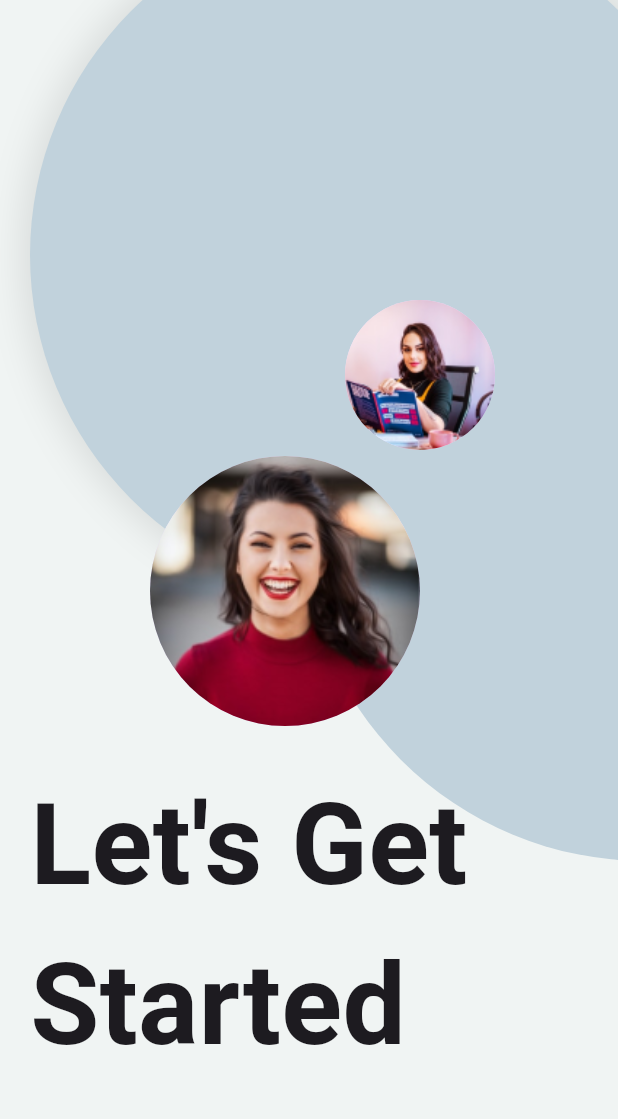
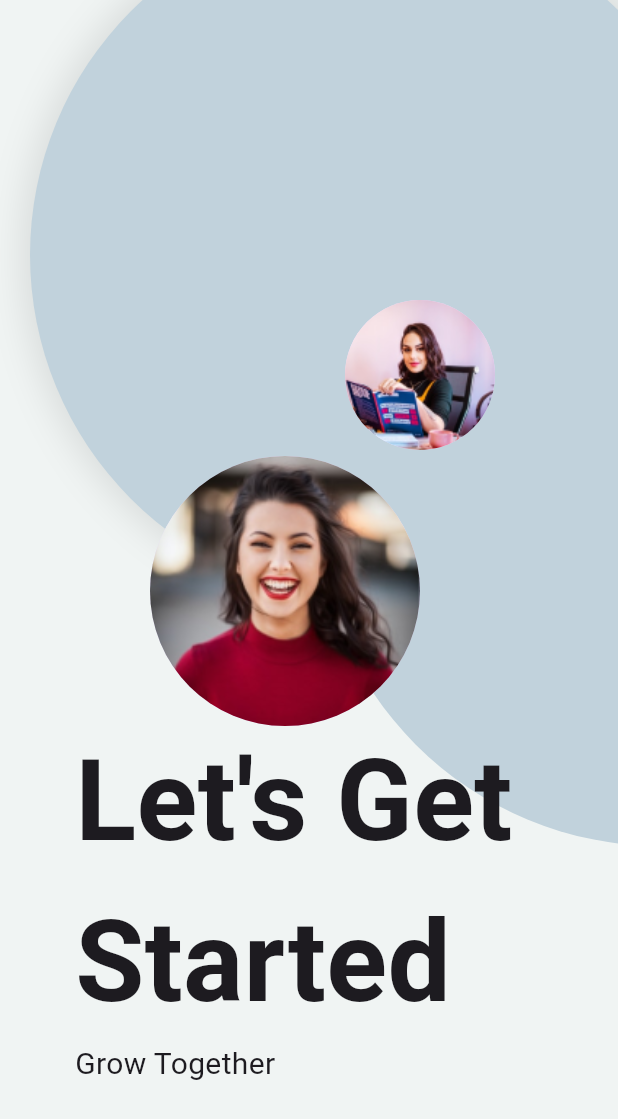
Before and after one commit to EverlastingBigFlo/ConnectFlutterToBackend, a Flutter app: the screen it shows after launch, on a phone screen of 412 x 824 dp. Shown: the top 1119 px of the screen. Run offline on Flutter 3.47's test engine with Material 3 defaults, Android fonts, the phone set to English and light mode, and no system bars.

Commit message:
5 Mar 2024, 12:36

```diff
--- a/lib/pages/welcome.dart
+++ b/lib/pages/welcome.dart
@@ -34,8 +34,8 @@ class _WelcomePageState extends State<WelcomePage> {
             ),
           ),
           Positioned(
-            left: 200,
-            bottom: 250,
+            left: 210,
+            bottom: 260,
             child: Container(
               width: 460,
               height: 460,
@@ -62,7 +62,7 @@ class _WelcomePageState extends State<WelcomePage> {
               )),
           const Positioned(
             bottom: 100,
-            left: 20,
+            left: 50,
             child: Column(
               crossAxisAlignment: CrossAxisAlignment.start,
               children: [
@@ -80,6 +80,13 @@ class _WelcomePageState extends State<WelcomePage> {
                     fontWeight: FontWeight.bold,
                   ),
                 ),
+                Text(
+                  'Grow Together',
+                  style: TextStyle(
+                    fontSize: 20,
+                    fontWeight: FontWeight.normal,
+                  ),
+                ),
               ],
             ),
           )
```
